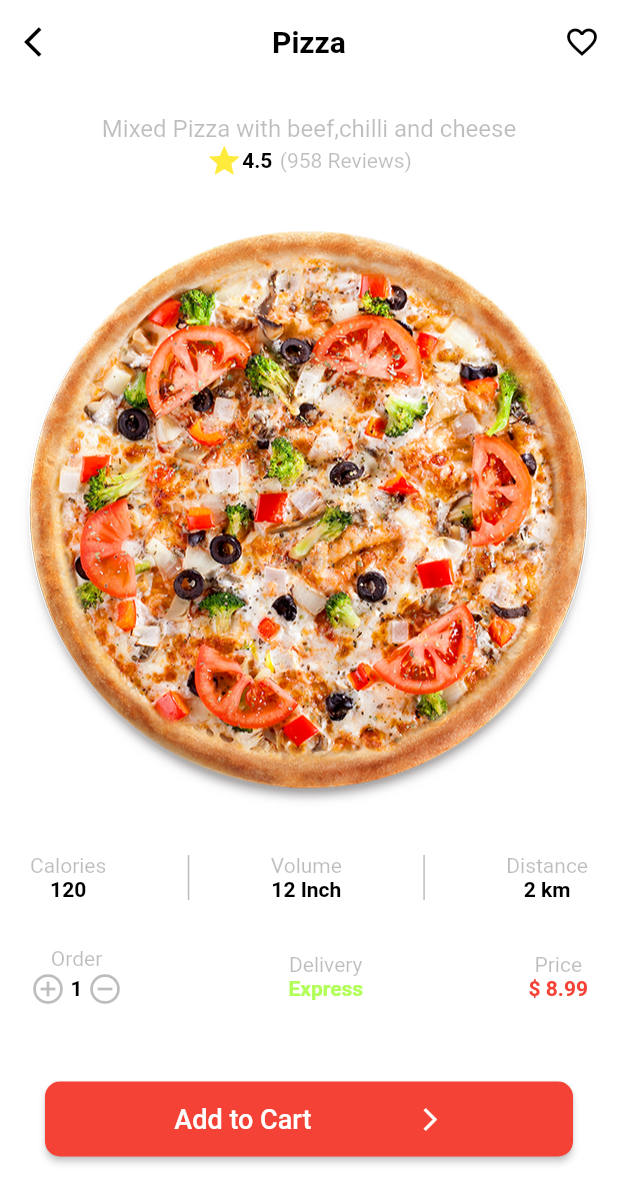
After one commit to RafahPro/rafahFlutterTraining, a Flutter app: the ItemScreen screen opened directly, on a phone screen of 412 x 824 dp. The commit adds this screen. Shown: the top 1203 px of the screen. Run offline on Flutter 3.47's test engine with Material 2 defaults, Android fonts, the phone set to English and light mode, and no system bars; our stand-ins replace google_fonts, shared_preferences; accounts and stored records are empty.

Commit message:
item screen

```diff
--- a/class13/lib/home_screen.dart
+++ b/class13/lib/home_screen.dart
@@ -1,4 +1,6 @@
 import 'package:flutter/material.dart';
+
+import 'item_screen.dart';
 
 class HomeScreen extends StatelessWidget {
   const HomeScreen({Key? key}) : super(key: key);
@@ -151,11 +153,16 @@ class HomeScreen extends StatelessWidget {
                       borderRadius: BorderRadius.circular(10)
 
                     ),
-                    child: Column(
-                      children: [
-                        Image.asset('assets/images/${foods[index]}.png',height: 80,width: 80,),
-                        Text(foods[index],style: const TextStyle(color: Colors.black54,fontSize:16,fontWeight: FontWeight.bold),)
-                      ],
+                    child: InkWell(
+                      onTap: (){
+                        Navigator.push(context, MaterialPageRoute(builder: (context)=>ItemScreen()));
+                      },
+                      child: Column(
+                        children: [
+                          Image.asset('assets/images/${foods[index]}.png',height: 80,width: 80,),
+                          Text(foods[index],style: const TextStyle(color: Colors.black54,fontSize:16,fontWeight: FontWeight.bold),)
+                        ],
+                      ),
                     ),
                   );
                 }),
--- /dev/null
+++ b/class13/lib/item_screen.dart
@@ -0,0 +1,206 @@
+import 'package:flutter/material.dart';
+class ItemScreen extends StatefulWidget {
+  const ItemScreen({Key? key}) : super(key: key);
+
+  @override
+  State<ItemScreen> createState() => _ItemScreenState();
+}
+
+class _ItemScreenState extends State<ItemScreen> {
+  bool isFavorite = false;
+  int counter = 01;
+  @override
+  Widget build(BuildContext context) {
+    return Scaffold(
+      backgroundColor: Colors.white,
+      appBar: AppBar(
+        backgroundColor: Colors.white,
+        elevation: 0,
+        centerTitle: true,
+        title: Text(
+          'Pizza',
+          style: TextStyle(color: Colors.black, fontWeight: FontWeight.bold,fontSize: 20),
+        ),
+
+        leading: IconButton(
+          onPressed: () {
+            Navigator.pop(context);
+          },
+          icon: Icon(
+            Icons.arrow_back_ios,
+            color: Colors.black,
+          ),
+        ),
+        actions: [
+          IconButton(
+            onPressed: () {
+              setState(() {
+                isFavorite = !isFavorite;
+
+              });
+            },
+            icon: Icon(
+              Icons.favorite_border,
+              color: isFavorite? Colors.red:Colors.black,
+            ),
+          ),
+        ],
+      ),
+      body: Column(
+        children: [
+          SizedBox(
+            height: 20,),
+          Text('Mixed Pizza with beef,chilli and cheese',
+            style: TextStyle(color: Colors.black26,fontSize: 16),),
+          Row(
+            mainAxisAlignment: MainAxisAlignment.center,
+            children: [
+              Icon(Icons.star,color: Colors.yellow,),
+              Text('4.5', style: TextStyle(color: Colors.black,fontWeight: FontWeight.bold),),
+SizedBox(width: 5,),
+              Text('(958 Reviews)',style: TextStyle(color: Colors.black26),),
+            ],
+          ),
+          SizedBox(
+            height: 20,
+          ),
+          ClipRRect(
+            borderRadius: BorderRadius.circular(20),
+            child: Image.asset(
+              'assets/images/Pizza.png',
+              width: 400,
+              height: 400,
+              fit: BoxFit.cover,
+            ),
+          ),
+          SizedBox(
+            height: 30,
+          ),
+          Padding(
+            padding: const EdgeInsets.symmetric(horizontal: 20.0),
+            child: Row(
+              mainAxisAlignment: MainAxisAlignment.spaceBetween,
+              children: [
+                Column(
+                  children: [
+                    Text('Calories',style: TextStyle(color: Colors.black26),),
+                    Text('120',style: TextStyle(color: Colors.black,fontWeight: FontWeight.bold),),
+                  ],
+                ),
+                Container(
+                  height: 30,
+                  width: 1,
+                  color: Colors.black26,
+                ),
+                Column(
+                  children: [
+                    Text('Volume',style: TextStyle(color: Colors.black26),),
+                    Text('12 Inch',style: TextStyle(color: Colors.black,fontWeight: FontWeight.bold),),
+                  ],
+                ),
+                Container(
+                  height: 30,
+                  width: 1,
+                  color: Colors.black26,
+                ),
+                Column(
+                  children: [
+                    Text('Distance',style: TextStyle(color: Colors.black26),),
+                    Text('2 km',style: TextStyle(color: Colors.black,fontWeight: FontWeight.bold),),
+                  ],
+                ),
+              ],
+            ),
+          ),
+          SizedBox(
+            height: 30,
+          ),
+
+          Padding(
+            padding: const EdgeInsets.symmetric(horizontal: 20),
+            child: Row(
+              mainAxisAlignment: MainAxisAlignment.spaceBetween,
+              children: [
+                Column(
+                  children: [
+                    Text('Order',style: TextStyle(color: Colors.black26),),
+                    Row(
+
+                      children: [
+                        InkWell(
+                          onTap: (){
+                            setState(() {
+                              counter++;
+
+                            });
+                          },
+                            child: Icon(Icons.add_circle_outline,color: Colors.black26,)),
+                        SizedBox(width: 3,),
+                        Text('${counter}',style: TextStyle(color: Colors.black,fontWeight: FontWeight.bold),),
+                        SizedBox(width: 3,),
+                        InkWell(
+                            onTap: (){
+                              setState(() {
+                                counter--;
+
+                              });
+                            },
+                            child: Icon(Icons.remove_circle_outline,color: Colors.black26,)),
+                      ],
+                    ),
+                  ],
+
+                ),
+
+                Column(
+                  children: [
+                    Text('Delivery',style: TextStyle(color: Colors.black26),),
+                    Text('Express',style: TextStyle(color: Colors.lightGreenAccent,fontWeight: FontWeight.bold),),
+                  ],
+
+                ),
+
+                Column(
+                  children: [
+                    Text('Price',style: TextStyle(color: Colors.black26),),
+                    Text('\$ 8.99',style: TextStyle(color: Colors.red,fontWeight: FontWeight.bold),),
+                  ],
+
+                ),
+              ],
+            ),
+          ),
+          SizedBox(
+            height: 50,
+          ),
+          Container(
+            margin: EdgeInsets.symmetric(horizontal: 30),
+            child: MaterialButton(
+              height: 50,
+              color: Colors.red,
+              shape: RoundedRectangleBorder(
+                  borderRadius: BorderRadius.circular(10)),
+              onPressed: () {},
+              child: Row(
+                mainAxisAlignment: MainAxisAlignment.spaceEvenly,
+                crossAxisAlignment: CrossAxisAlignment.center,
+                children: [
+                  Text(
+                    'Add to Cart',
+                    style: TextStyle(fontSize: 18,color: Colors.white),
+
+                  ),
+                  // SizedBox(width: 10,),
+                  Icon(
+                    Icons.arrow_forward_ios_outlined,
+                    size: 18,color: Colors.white,
+                  )
+                ],
+              ),
+            ),
+          ),
+        ],
+      ),
+    );
+  }
+}
```
